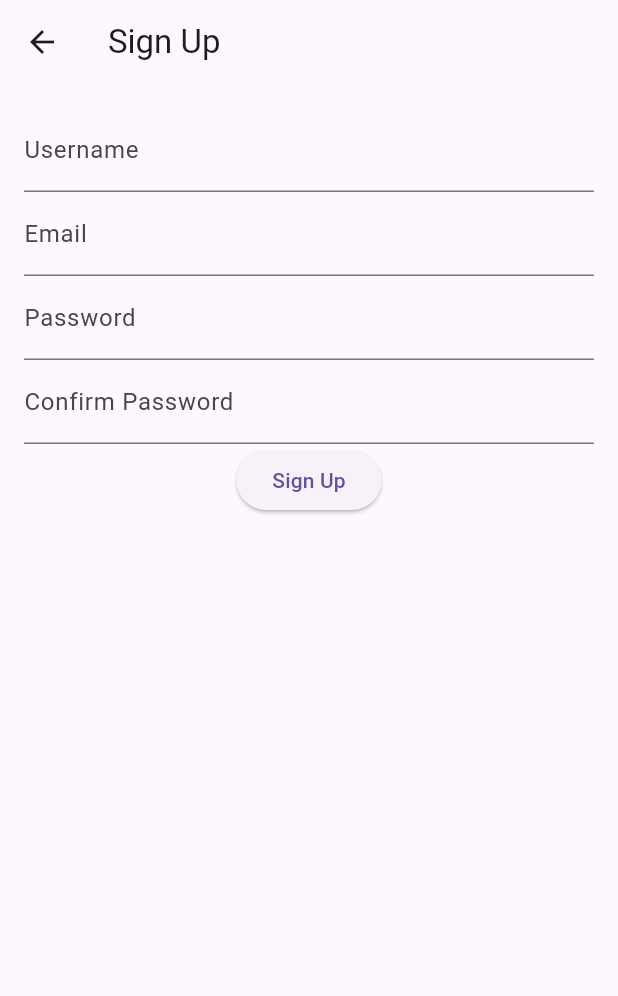
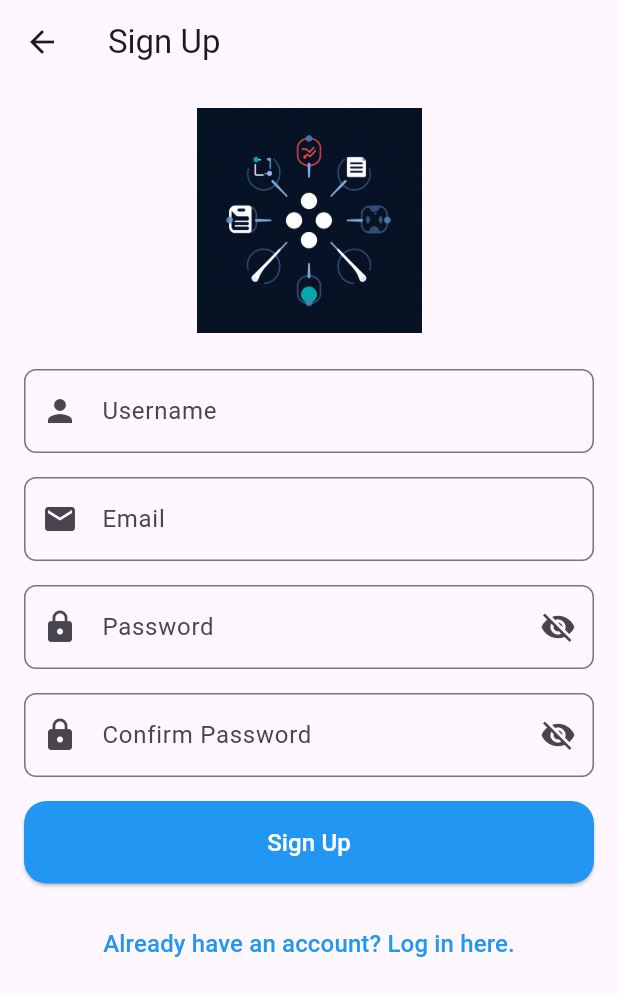
Before and after one commit to Ghaithmuhabni/Team-Collaboration-and-Task-Management-App, a Flutter app: the screen it shows after launch, after a tap on an icon or button, on a phone screen of 412 x 824 dp. Shown: the top 996 px of the screen. Run offline on Flutter 3.47's test engine with Material 3 defaults, Android fonts, the phone set to English and light mode, and no system bars; our stand-ins replace cloud_firestore, file_picker, firebase_auth, firebase_core, firebase_storage, google_sign_in; accounts and stored records are empty; network calls fail.

Commit message:
new design for sing up page

```diff
--- a/lib/auth/login.dart
+++ b/lib/auth/login.dart
@@ -171,8 +171,8 @@ class _LoginPageState extends State<LoginPage> {
                 ),
                 icon: Image.asset(
                   'images/google_logo.png', // Replace with your Google logo
-                  width: 24,
-                  height: 24,
+                  width: 30,
+                  height: 30,
                 ),
                 label: Text(
                   'Sign in with Google',
@@ -193,7 +193,7 @@ class _LoginPageState extends State<LoginPage> {
               child: Text(
                 'Don\'t have an account? Sign up here.',
                 style: TextStyle(
-                  fontSize: 14,
+                  fontSize: 15,
                   color: Colors.blue,
                 ),
               ),
--- a/lib/auth/signUp.dart
+++ b/lib/auth/signUp.dart
@@ -1,3 +1,4 @@
+// SignUp.dart
 import 'package:flutter/material.dart';
 import 'package:firebase_auth/firebase_auth.dart';
 import 'package:cloud_firestore/cloud_firestore.dart';
@@ -16,6 +17,8 @@ class _SignUpPageState extends State<SignUpPage> {
   final TextEditingController _passwordController = TextEditingController();
   final TextEditingController _confirmPasswordController =
       TextEditingController();
+
+  bool _isPasswordVisible = false;
 
   Future<void> _signUp() async {
     if (_passwordController.text != _confirmPasswordController.text) {
@@ -65,34 +68,126 @@ class _SignUpPageState extends State<SignUpPage> {
       appBar: AppBar(
         title: Text('Sign Up'),
       ),
-      body: Padding(
+      body: SingleChildScrollView(
+        // Allow scrolling if needed
         padding: const EdgeInsets.all(16.0),
         child: Column(
+          mainAxisAlignment: MainAxisAlignment.center,
           children: [
+            // App Logo or Title
+            Image.asset(
+              'images/logo.png', // Replace with your app logo
+              width: 150,
+              height: 150,
+            ),
+            SizedBox(height: 24),
+
+            // Username Input
             TextField(
               controller: _usernameController,
-              decoration: InputDecoration(labelText: 'Username'),
+              decoration: InputDecoration(
+                labelText: 'Username',
+                border: OutlineInputBorder(
+                  borderRadius: BorderRadius.circular(8),
+                ),
+                prefixIcon: Icon(Icons.person),
+              ),
             ),
+            SizedBox(height: 16),
+
+            // Email Input
             TextField(
               controller: _emailController,
-              decoration: InputDecoration(labelText: 'Email'),
+              decoration: InputDecoration(
+                labelText: 'Email',
+                border: OutlineInputBorder(
+                  borderRadius: BorderRadius.circular(8),
+                ),
+                prefixIcon: Icon(Icons.email),
+              ),
             ),
+            SizedBox(height: 16),
+
+            // Password Input
             TextField(
               controller: _passwordController,
-              decoration: InputDecoration(labelText: 'Password'),
+              decoration: InputDecoration(
+                labelText: 'Password',
+                border: OutlineInputBorder(
+                  borderRadius: BorderRadius.circular(8),
+                ),
+                prefixIcon: Icon(Icons.lock),
+                suffixIcon: IconButton(
+                  icon: Icon(
+                    _isPasswordVisible
+                        ? Icons.visibility
+                        : Icons.visibility_off,
+                  ),
+                  onPressed: () {
+                    setState(() {
+                      _isPasswordVisible = !_isPasswordVisible;
+                    });
+                  },
+                ),
+              ),
               obscureText: true,
             ),
+            SizedBox(height: 16),
+
+            // Confirm Password Input
             TextField(
               controller: _confirmPasswordController,
-              decoration: InputDecoration(labelText: 'Confirm Password'),
+              decoration: InputDecoration(
+                labelText: 'Confirm Password',
+                border: OutlineInputBorder(
+                  borderRadius: BorderRadius.circular(8),
+                ),
+                prefixIcon: Icon(Icons.lock),
+                suffixIcon: IconButton(
+                  icon: Icon(
+                    Icons.visibility_off,
+                  ),
+                  onPressed: () {
+                    // Add password visibility toggle logic here
+                  },
+                ),
+              ),
               obscureText: true,
             ),
-            ElevatedButton(
+            SizedBox(height: 16),
+
+            // Sign Up Button
+            SizedBox(
+              width: double.infinity,
+              child: ElevatedButton(
+                onPressed: _signUp,
+                style: ElevatedButton.styleFrom(
+                  backgroundColor: Colors.blue,
+                  padding: EdgeInsets.symmetric(vertical: 16),
+                  shape: RoundedRectangleBorder(
+                    borderRadius: BorderRadius.circular(15),
+                  ),
+                ),
+                child: Text(
+                  'Sign Up',
+                  style: TextStyle(fontSize: 16, color: Colors.white),
+                ),
+              ),
+            ),
+            SizedBox(height: 16),
+
+            // Go to Login Page
+            TextButton(
               onPressed: () {
-                Navigator.pop(context); //
-                _signUp();
+                Navigator.pop(context);
               },
-              child: Text('Sign Up'),
+              child: Text(
+                'Already have an account? Log in here.',
+                style: TextStyle(
+                  fontSize: 16,
+                  color: Colors.blue,
+                ),
+              ),
             ),
           ],
         ),
```
